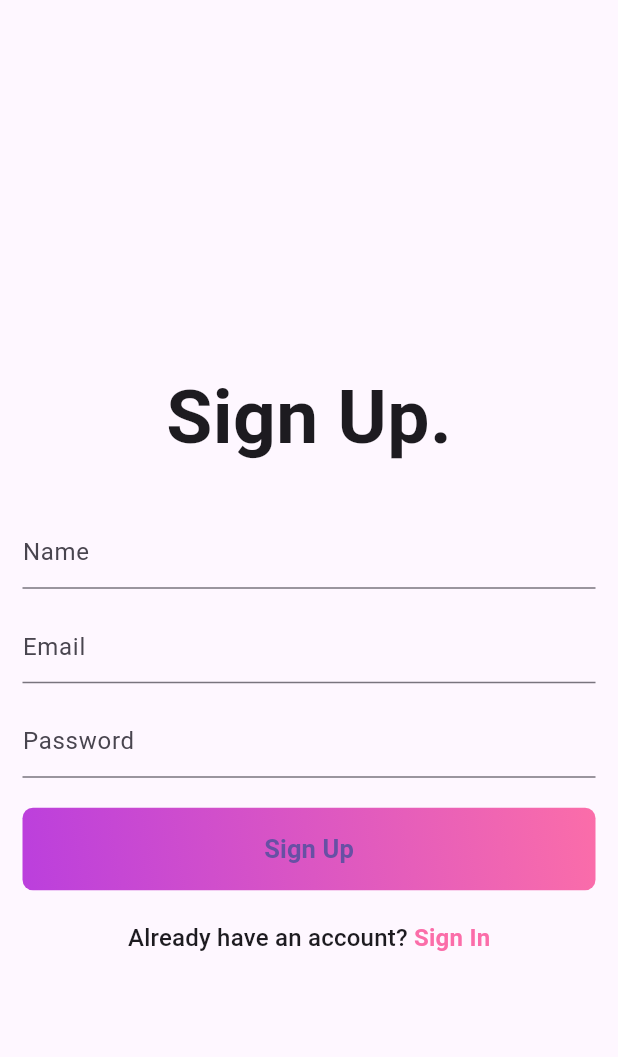
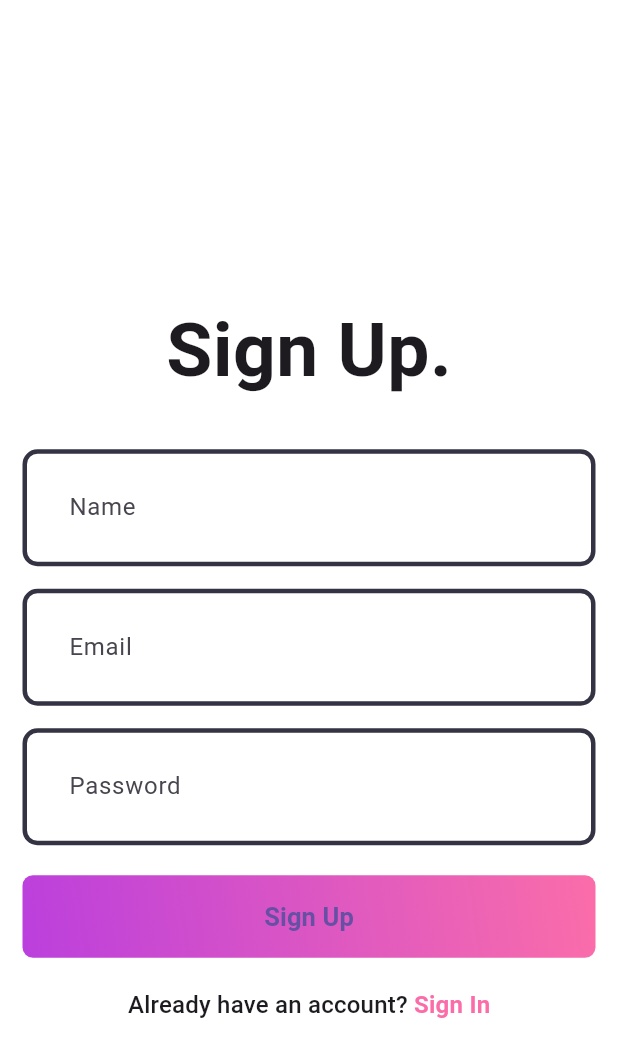
Before and after one commit to ivantrj/BlogAppFlutter, a Flutter app: the screen it shows after launch, on a phone screen of 412 x 824 dp. Shown: the top 1057 px of the screen. Run offline on Flutter 3.47's test engine with Material 3 defaults, Android fonts, the phone set to English and light mode, and no system bars; our stand-ins replace flutter_bloc, fpdart, get_it, supabase_flutter; accounts and stored records are empty.

Commit message:
add light theme

```diff
--- a/lib/core/theme/theme.dart
+++ b/lib/core/theme/theme.dart
@@ -9,6 +9,32 @@ class AppTheme {
         ),
         borderRadius: BorderRadius.circular(10),
       );
+
+  static final lightThemeMode = ThemeData.light().copyWith(
+    scaffoldBackgroundColor: Colors.white,
+    appBarTheme: const AppBarTheme(
+      backgroundColor: Colors.white,
+    ),
+    chipTheme: const ChipThemeData(
+      backgroundColor: Colors.white,
+      selectedColor: AppPallete.backgroundColor,
+      disabledColor: Colors.grey,
+      labelStyle: TextStyle(color: Colors.black),
+      secondaryLabelStyle: TextStyle(color: Colors.white),
+      padding: EdgeInsets.all(8.0),
+      shape: StadiumBorder(side: BorderSide(color: AppPallete.backgroundColor, width: 1.0, style: BorderStyle.solid)),
+      secondarySelectedColor: Colors.black,
+      brightness: Brightness.light,
+    ),
+    inputDecorationTheme: InputDecorationTheme(
+      contentPadding: const EdgeInsets.all(27),
+      border: _border(),
+      enabledBorder: _border(),
+      focusedBorder: _border(AppPallete.gradient2),
+      errorBorder: _border(AppPallete.errorColor),
+    ),
+  );
+
   static final darkThemeMode = ThemeData.dark().copyWith(
     scaffoldBackgroundColor: AppPallete.backgroundColor,
     appBarTheme: const AppBarTheme(
--- a/lib/main.dart
+++ b/lib/main.dart
@@ -1,3 +1,4 @@
+import 'package:blog_app/core/theme/theme.dart';
 import 'package:blog_app/features/auth/presentation/bloc/auth_bloc.dart';
 import 'package:blog_app/features/auth/presentation/pages/signup_page.dart';
 import 'package:blog_app/init_dependencies.dart';
@@ -22,8 +23,10 @@ class MainApp extends StatelessWidget {
 
   @override
   Widget build(BuildContext context) {
-    return const MaterialApp(
+    return MaterialApp(
       debugShowCheckedModeBanner: false,
+      theme: AppTheme.lightThemeMode,
+      darkTheme: AppTheme.darkThemeMode,
       home: SignUpPage(),
     );
   }
```
